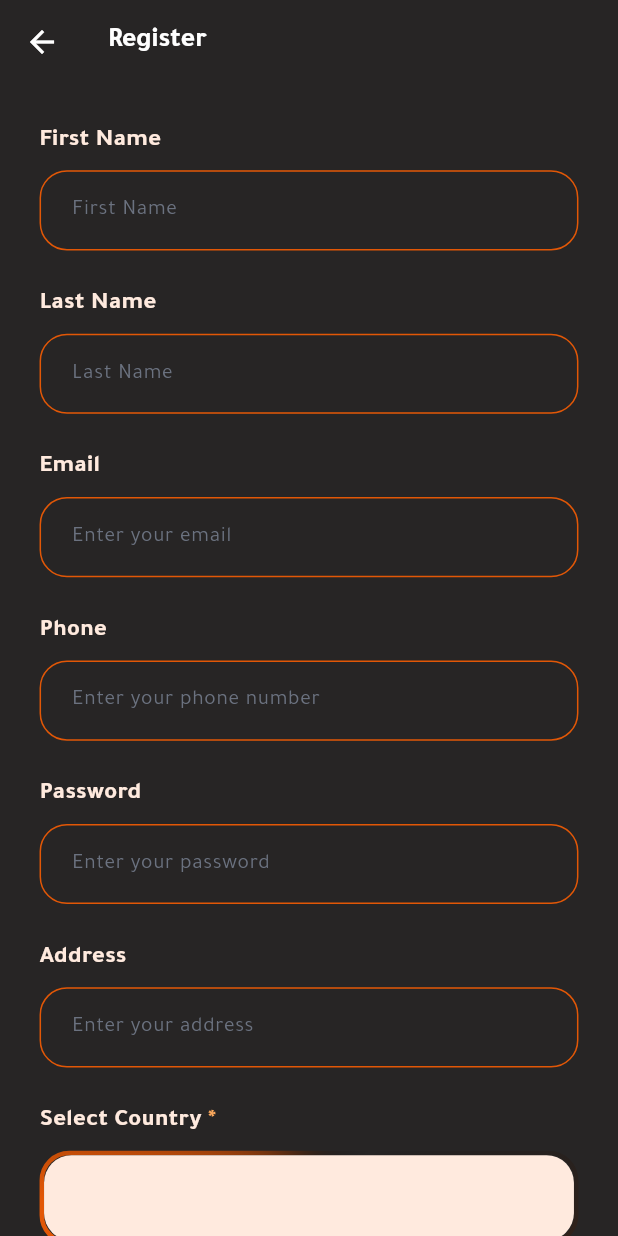
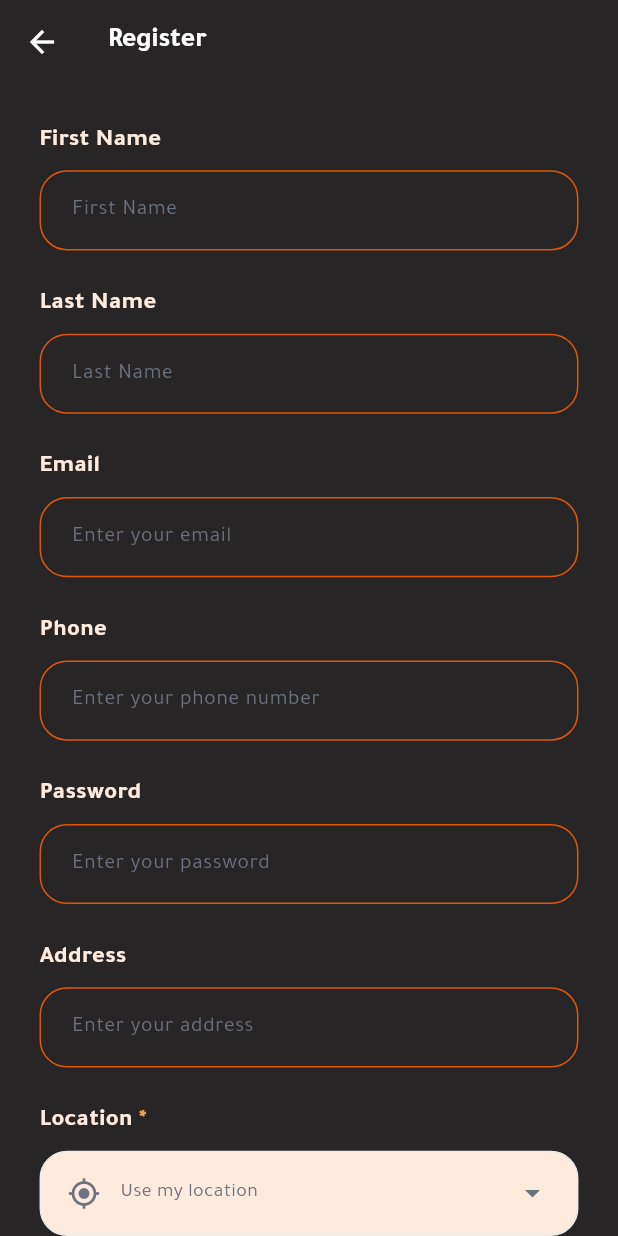
Before and after one commit to HaidarAMNasser/jeeb_admin, a Flutter app: the RegisterPage screen opened by its route, on a phone screen of 412 x 824 dp. Run offline on Flutter 3.47's test engine with Material 3 defaults, Android fonts, the phone set to English and light mode, and no system bars; drawn by our look-alikes of modal_progress_hud_nsn; our stand-ins replace dartz, dio, easy_localization, equatable, flutter_bloc, flutter_screenutil and 7 more; accounts and stored records are empty; network calls fail; project files that could hold a hidden picture were left out.

Commit message:
add(marchent register):location

```diff
--- a/assets/lang/ar.json
+++ b/assets/lang/ar.json
@@ -133,6 +133,11 @@
   "search_merchants": "البحث عن التجار",
   "search_merchants_hint": "ابحث عن التجار...",
   "location": "الموقع",
+  "use_my_location": "استخدام موقعي",
+  "location_set_format": "خط العرض: {lat}، خط الطول: {lng}",
+  "please_select_country_or_location": "الرجاء اختيار الدولة والمدينة أو استخدام موقعك",
+  "location_permission_denied": "تم رفض إذن الموقع",
+  "location_unavailable": "الموقع غير متاح. الرجاء اختيار الدولة والمدينة",
   "delivery_men": "سائقي التوصيل",
   "delivery_man_details": "تفاصيل سائق التوصيل",
   "add_delivery_man": "إضافة سائق توصيل",
--- a/assets/lang/en.json
+++ b/assets/lang/en.json
@@ -133,6 +133,11 @@
   "search_merchants": "Search Merchants",
   "search_merchants_hint": "Search merchants...",
   "location": "Location",
+  "use_my_location": "Use my location",
+  "location_set_format": "Lat: {lat}, Lng: {lng}",
+  "please_select_country_or_location": "Please select country & city or use your location",
+  "location_permission_denied": "Location permission was denied",
+  "location_unavailable": "Location is unavailable. Please select country & city",
   "delivery_men": "Delivery Men",
   "delivery_man_details": "Delivery Man Details",
   "add_delivery_man": "Add Delivery Man",
--- a/lib/core/infrastructure/api/api_service.dart
+++ b/lib/core/infrastructure/api/api_service.dart
@@ -32,8 +32,10 @@ abstract class AppApiServiceClient {
     @Field('password') String password,
     @Field('phone') String phone,
     @Field('role') String role,
-    @Field('countryId') int countryId,
-    @Field('cityId') int cityId,
+    @Field('countryId') int? countryId,
+    @Field('cityId') int? cityId,
+    @Field('latitude') double? latitude,
+    @Field('longitude') double? longitude,
     @Field('notificationChannel') String notificationChannel,
     @Field('address') String? address,
   );
--- a/lib/core/presentation/localization/app_translation.dart
+++ b/lib/core/presentation/localization/app_translation.dart
@@ -151,6 +151,12 @@ class AppTranslation {
   static String get searchMerchants => 'search_merchants'.tr();
   static String get searchMerchantsHint => 'search_merchants_hint'.tr();
   static String get location => 'location'.tr();
+  static String get useMyLocation => 'use_my_location'.tr();
+  static String get locationSetFormat => 'location_set_format'.tr();
+  static String get pleaseSelectCountryOrLocation =>
+      'please_select_country_or_location'.tr();
+  static String get locationPermissionDenied => 'location_permission_denied'.tr();
+  static String get locationUnavailable => 'location_unavailable'.tr();
 
   // Delivery
   static String get deliveryMen => 'delivery_men'.tr();
--- a/lib/features/auth/register/presentation/bloc/register_bloc.dart
+++ b/lib/features/auth/register/presentation/bloc/register_bloc.dart
@@ -21,6 +21,8 @@ class RegisterBloc extends Bloc<RegisterEvent, RegisterState> {
           role: event.role,
           countryId: event.countryId,
           cityId: event.cityId,
+          latitude: event.latitude,
+          longitude: event.longitude,
           notificationChannel: event.notificationChannel,
           address: event.address,
         );
--- a/lib/features/auth/register/presentation/bloc/register_event.dart
+++ b/lib/features/auth/register/presentation/bloc/register_event.dart
@@ -14,8 +14,10 @@ class RegisterSubmitted extends RegisterEvent {
   final String password;
   final String phone;
   final String role;
-  final int countryId;
-  final int cityId;
+  final int? countryId;
+  final int? cityId;
+  final double? latitude;
+  final double? longitude;
   final String notificationChannel;
   final String? address;
 
@@ -26,8 +28,10 @@ class RegisterSubmitted extends RegisterEvent {
     required this.password,
     required this.phone,
     required this.role,
-    required this.countryId,
-    required this.cityId,
+    this.countryId,
+    this.cityId,
+    this.latitude,
+    this.longitude,
     required this.notificationChannel,
     this.address,
   });
@@ -42,6 +46,8 @@ class RegisterSubmitted extends RegisterEvent {
         role,
         countryId,
         cityId,
+        latitude,
+        longitude,
         notificationChannel,
         address,
       ];
--- /dev/null
+++ b/lib/features/auth/register/presentation/widgets/location_source_selector.dart
@@ -0,0 +1,134 @@
+import 'package:flutter/material.dart';
+import 'package:jeeb_admin/core/presentation/theme/colors_manager.dart';
+import 'package:jeeb_admin/core/presentation/theme/styles_manager.dart';
+import 'package:jeeb_admin/core/presentation/theme/font_manager.dart';
+import 'package:jeeb_admin/core/presentation/theme/values_manager.dart';
+import 'package:jeeb_admin/core/presentation/widgets/text_widget.dart';
+
+/// A dropdown-style container for "Use my location" during registration.
+/// Matches the look of [CustomPaginatedDropdown] / [CustomDropdown].
+class LocationSourceSelector extends StatelessWidget {
+  final String title;
+  final String useMyLocationHint;
+  final String locationSetHint;
+  final double? latitude;
+  final double? longitude;
+  final bool isRequired;
+  final VoidCallback onUseMyLocation;
+  final VoidCallback? onClearLocation;
+  final bool isLoading;
+
+  const LocationSourceSelector({
+    super.key,
+    required this.title,
+    required this.useMyLocationHint,
+    required this.locationSetHint,
+    this.latitude,
+    this.longitude,
+    this.isRequired = false,
+    required this.onUseMyLocation,
+    this.onClearLocation,
+    this.isLoading = false,
+  });
+
+  bool get hasLocation =>
+      latitude != null && longitude != null;
+
+  @override
+  Widget build(BuildContext context) {
+    return Column(
+      crossAxisAlignment: CrossAxisAlignment.stretch,
+      children: [
+        Row(
+          children: [
+            CustomText(
+              text: title,
+              textStyle: getSemiBoldStyle(
+                fontSize: AppFontSize.s16,
+                color: ColorManager.defaultWhite,
+              ),
+            ),
+            if (isRequired)
+              CustomText(
+                text: ' *',
+                textStyle: getSemiBoldStyle(
+                  fontSize: AppFontSize.s16,
+                  color: ColorManager.warning,
+                ),
+              ),
+          ],
+        ),
+        SizedBox(height: AppHeight.s8),
+        GestureDetector(
+          onTap: hasLocation || isLoading ? null : onUseMyLocation,
+          child: AnimatedContainer(
+            duration: const Duration(milliseconds: 200),
+            height: AppHeight.s56,
+            padding: EdgeInsets.symmetric(horizontal: AppPadding.p16),
+            decoration: BoxDecoration(
+              color: ColorManager.defaultWhite,
+              borderRadius: BorderRadius.circular(AppRadius.r18),
+              border: Border.all(
+                color: ColorManager.borderColor,
+              ),
+            ),
+            child: Row(
+              children: [
+                Icon(
+                  hasLocation ? Icons.location_on : Icons.my_location,
+                  size: 22,
+                  color: hasLocation
+                      ? ColorManager.primary
+                      : ColorManager.descriptionColor,
+                ),
+                SizedBox(width: AppPadding.p12),
+                Expanded(
+                  child: isLoading
+                      ? CustomText(
+                          text: useMyLocationHint,
+                          textStyle: getRegularStyle(
+                            fontSize: AppFontSize.s14,
+                            color: ColorManager.descriptionColor,
+                          ),
+                        )
+                      : CustomText(
+                          text: hasLocation
+                              ? locationSetHint
+                                  .replaceAll('{lat}', latitude!.toStringAsFixed(5))
+                                  .replaceAll('{lng}', longitude!.toStringAsFixed(5))
+                              : useMyLocationHint,
+                          textStyle: getRegularStyle(
+                            fontSize: AppFontSize.s14,
+                            color: hasLocation
+                                ? ColorManager.productNameColor
+                                : ColorManager.descriptionColor,
+                          ),
+                        ),
+                ),
+                if (hasLocation && onClearLocation != null)
+                  IconButton(
+                    onPressed: onClearLocation,
+                    icon: Icon(
+                      Icons.close,
+                      size: 20,
+                      color: ColorManager.descriptionColor,
+                    ),
+                    padding: EdgeInsets.zero,
+                    constraints: const BoxConstraints(
+                      minWidth: 40,
+                      minHeight: 40,
+                    ),
+                  )
+                else if (!hasLocation && !isLoading)
+                  Icon(
+                    Icons.arrow_drop_down,
+                    color: ColorManager.descriptionColor,
+                  ),
+              ],
+            ),
+          ),
+        ),
+      ],
+    );
+  }
+}
--- a/lib/features/auth/register/presentation/widgets/register_form.dart
+++ b/lib/features/auth/register/presentation/widgets/register_form.dart
@@ -12,6 +12,7 @@ import 'package:jeeb_admin/core/presentation/routes/routes.dart';
 import 'package:jeeb_admin/features/country/presentation/widgets/country_city_widget.dart';
 import 'package:jeeb_admin/features/country/domain/entities/country_entity.dart';
 import 'package:jeeb_admin/features/city/domain/entities/city_entity.dart';
+import 'package:jeeb_admin/features/auth/register/presentation/widgets/location_source_selector.dart';
 
 class RegisterForm extends StatelessWidget {
   final GlobalKey<FormState> formKey;
@@ -25,12 +26,17 @@ class RegisterForm extends StatelessWidget {
   final String? selectedNotificationChannel;
   final CountryEntity? selectedCountry;
   final CityEntity? selectedCity;
+  final double? useLocationLatitude;
+  final double? useLocationLongitude;
   final ValueChanged<CountryEntity?> onCountryChanged;
   final ValueChanged<CityEntity?> onCityChanged;
+  final VoidCallback onUseMyLocation;
+  final VoidCallback? onClearDeviceLocation;
   final ValueChanged<String?> onRoleChanged;
   final ValueChanged<String?> onNotificationChannelChanged;
   final VoidCallback onRegister;
   final bool isLoading;
+  final bool isLocationLoading;
 
   const RegisterForm({
     super.key,
@@ -45,12 +51,17 @@ class RegisterForm extends StatelessWidget {
     this.selectedNotificationChannel,
     this.selectedCountry,
     this.selectedCity,
+    this.useLocationLatitude,
+    this.useLocationLongitude,
     required this.onCountryChanged,
     required this.onCityChanged,
+    required this.onUseMyLocation,
+    this.onClearDeviceLocation,
     required this.onRoleChanged,
     required this.onNotificationChannelChanged,
     required this.onRegister,
     required this.isLoading,
+    this.isLocationLoading = false,
   });
 
   @override
@@ -93,12 +104,26 @@ class RegisterForm extends StatelessWidget {
             hintText: AppTranslation.enterAddress,
             controller: addressController,
           ),
+          LocationSourceSelector(
+            title: AppTranslation.location,
+            useMyLocationHint: AppTranslation.useMyLocation,
+            locationSetHint: AppTranslation.locationSetFormat,
+            latitude: useLocationLatitude,
+            longitude: useLocationLongitude,
+            isRequired: true,
+            onUseMyLocation: onUseMyLocation,
+            onClearLocation: (useLocationLatitude != null || useLocationLongitude != null)
+                ? onClearDeviceLocation
+                : null,
+            isLoading: isLocationLoading,
+          ),
           CountryCityWidget(
             selectedCountry: selectedCountry,
             selectedCity: selectedCity,
             onSelectCountry: onCountryChanged,
             onSelectCity: onCityChanged,
             isRequired: true,
+            isReadOnly: useLocationLatitude != null && useLocationLongitude != null,
           ),
           CustomDropdown<String>(
             title: AppTranslation.notificationChannel,
--- a/pubspec.yaml
+++ b/pubspec.yaml
@@ -57,6 +57,7 @@ dependencies:
   flutter_bloc: ^9.1.1
   bloc: ^9.2.0
   permission_handler: ^11.3.1
+  geolocator: ^13.0.2
   image_picker: ^1.1.2
   modal_progress_hud_nsn: ^0.5.1
   fluttertoast: ^8.2.12
```
Also changed, not shown: lib/core/common/utils/location_permission_helper.dart (added, +70 -0 lines), lib/core/infrastructure/api/api_service_impl.dart (+10 -6 lines), lib/features/auth/register/data/data_sources/register_remote_data_source.dart (+10 -4 lines), lib/features/auth/register/data/repositories/register_repository.dart (+6 -2 lines), lib/features/auth/register/presentation/pages/register_page.dart (+49 -39 lines), pubspec.lock, 5 other files.
